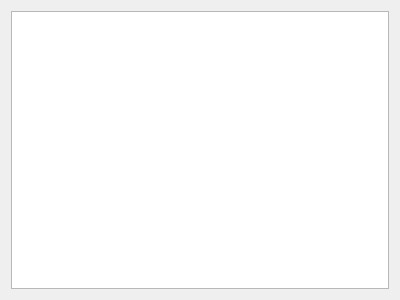
Old version of the form src/qt/ui/user_messages_panel.ui in the repository maidsafe-archive/MaidSafe-Encrypt.
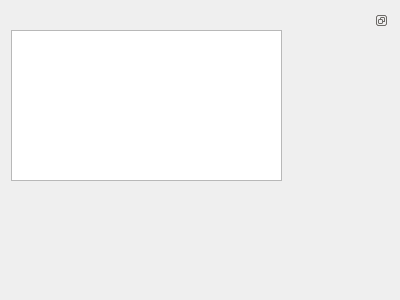
New version of the form.

```diff
--- a/src/qt/ui/user_messages_panel.ui
+++ b/src/qt/ui/user_messages_panel.ui
@@ -15,7 +15,29 @@
   </property>
   <layout class="QVBoxLayout" name="verticalLayout">
    <item>
-    <widget class="QTextBrowser" name="textBrowser"/>
+    <widget class="QDockWidget" name="dockWidget">
+     <property name="enabled">
+      <bool>true</bool>
+     </property>
+     <property name="features">
+      <set>QDockWidget::DockWidgetFloatable|QDockWidget::DockWidgetMovable</set>
+     </property>
+     <property name="allowedAreas">
+      <set>Qt::AllDockWidgetAreas</set>
+     </property>
+     <widget class="QWidget" name="dockWidgetContents">
+      <widget class="QTextBrowser" name="textBrowser">
+       <property name="geometry">
+        <rect>
+         <x>0</x>
+         <y>0</y>
+         <width>271</width>
+         <height>151</height>
+        </rect>
+       </property>
+      </widget>
+     </widget>
+    </widget>
    </item>
   </layout>
  </widget>
```
